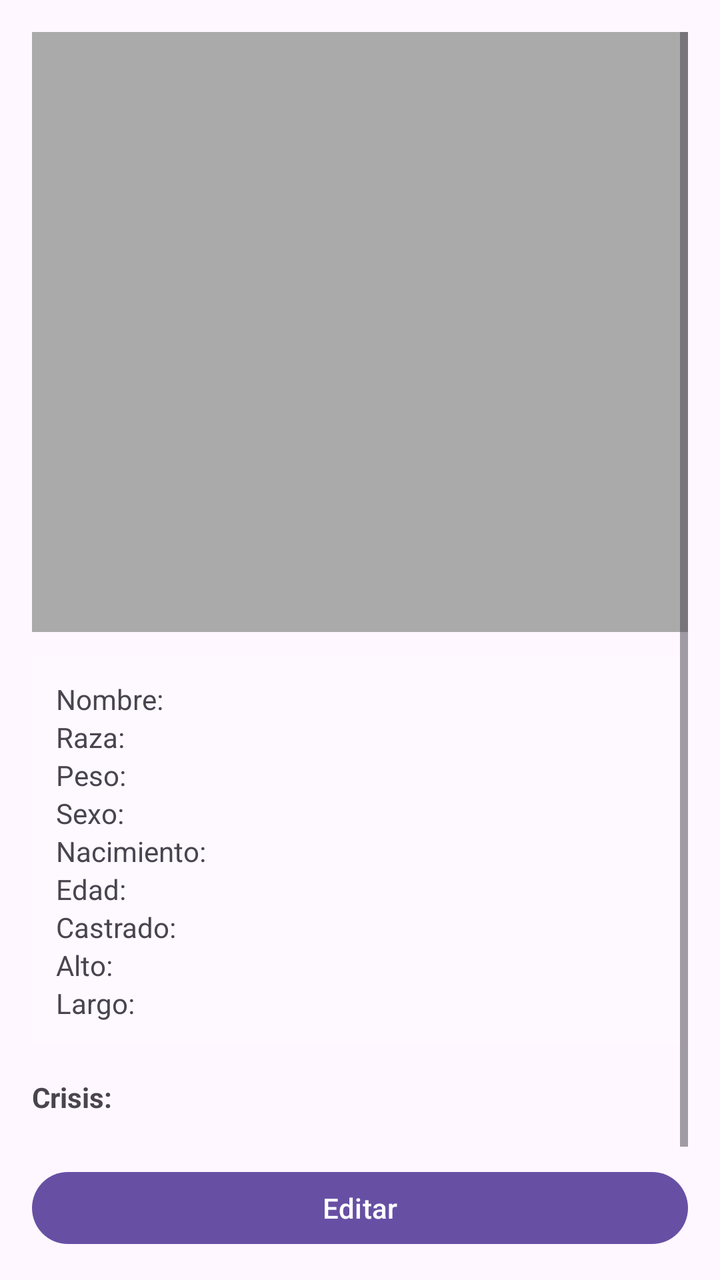
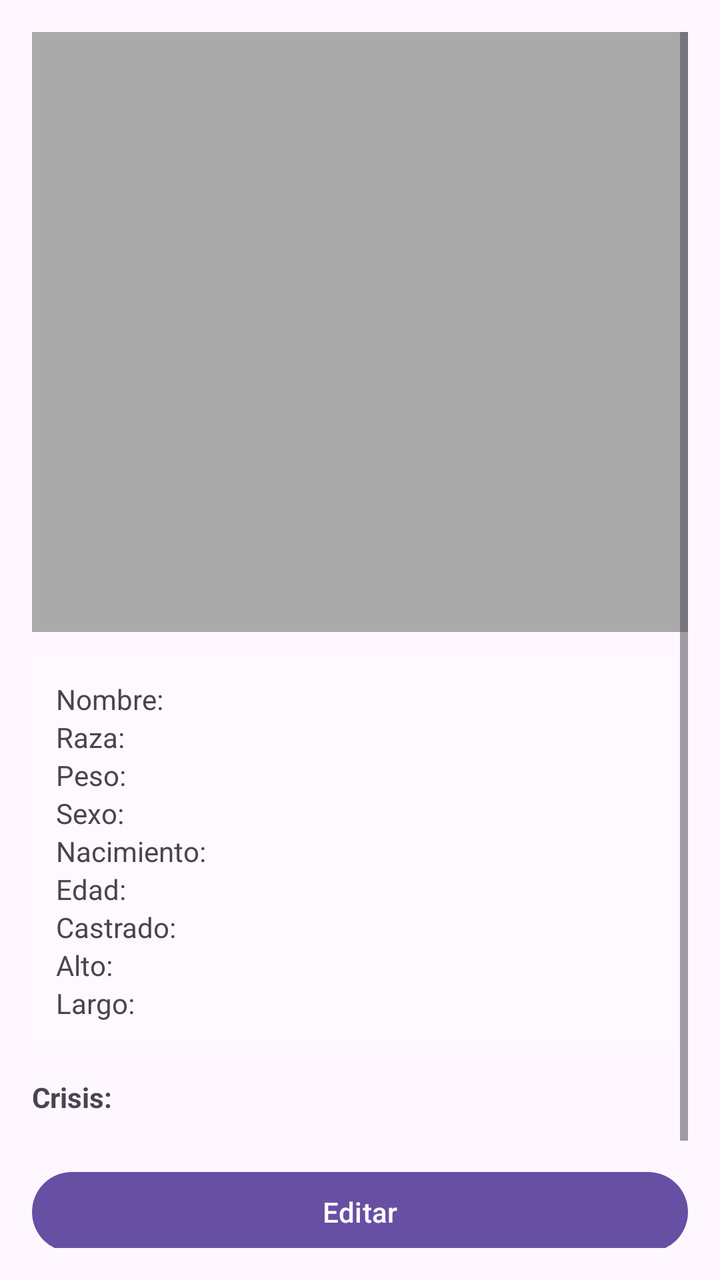

The first picture is an Android layout as it rendered before a commit; the second is the same layout after the commit. The layout source and the unified diff follow.
<!-- AndroidManifest.xml: application theme Theme.Loveito -->
<!-- res/layout/fragment_pet_form.xml -->
<?xml version="1.0" encoding="utf-8"?>
<ScrollView xmlns:android="http://schemas.android.com/apk/res/android"
    android:layout_width="match_parent"
    android:layout_height="match_parent"
    android:padding="16dp"
    android:fitsSystemWindows="true">

    <LinearLayout
        android:layout_width="match_parent"
        android:layout_height="wrap_content"
        android:orientation="vertical">

        
        <ImageView
            android:id="@+id/ivPreview"
            android:layout_width="match_parent"
            android:layout_height="wrap_content"
            android:adjustViewBounds="true"
            android:scaleType="fitCenter"
            android:maxHeight="300dp"
            android:src="@android:color/darker_gray" />

        
        <LinearLayout
            android:id="@+id/groupView"
            android:layout_width="match_parent"
            android:layout_height="wrap_content"
            android:orientation="vertical">

            
            <LinearLayout
                android:id="@+id/cardSummary"
                android:layout_width="match_parent"
                android:layout_height="wrap_content"
                android:orientation="vertical"
                android:padding="12dp"
                android:background="#1FFFFFFF"
                android:layout_marginTop="12dp">

                <TextView android:id="@+id/tvSName" android:layout_width="match_parent" android:layout_height="wrap_content" android:text="Nombre:"/>
                <TextView android:id="@+id/tvSBreed" android:layout_width="match_parent" android:layout_height="wrap_content" android:text="Raza:"/>
                <TextView android:id="@+id/tvSWeight" android:layout_width="match_parent" android:layout_height="wrap_content" android:text="Peso:"/>
                <TextView android:id="@+id/tvSSex" android:layout_width="match_parent" android:layout_height="wrap_content" android:text="Sexo:"/>
                <TextView android:id="@+id/tvSBirth" android:layout_width="match_parent" android:layout_height="wrap_content" android:text="Nacimiento:"/>
                <TextView android:id="@+id/tvSAge" android:layout_width="match_parent" android:layout_height="wrap_content" android:text="Edad:"/>
                <TextView android:id="@+id/tvSNeutered" android:layout_width="match_parent" android:layout_height="wrap_content" android:text="Castrado:"/>
                <TextView android:id="@+id/tvSHeight" android:layout_width="match_parent" android:layout_height="wrap_content" android:text="Alto:"/>
                <TextView android:id="@+id/tvSLength" android:layout_width="match_parent" android:layout_height="wrap_content" android:text="Largo:"/>
            </LinearLayout>

            <TextView
                android:layout_width="wrap_content"
                android:layout_height="wrap_content"
                android:text="Crisis:"
                android:textStyle="bold"
                android:layout_marginTop="16dp" />

            
            <LinearLayout
                android:id="@+id/containerCrises"
                android:layout_width="match_parent"
                android:layout_height="wrap_content"
                android:orientation="vertical"
                android:layout_marginTop="8dp" />

            <Button
                android:id="@+id/btnStartEdit"
                android:layout_width="match_parent"
                android:layout_height="44dp"
                android:text="Editar"
                android:layout_marginTop="16dp" />
            <Button
                android:id="@+id/btnDeletePet"
                android:layout_width="match_parent"
                android:layout_height="wrap_content"
                android:text="Eliminar"
                android:layout_marginTop="24dp"
                android:backgroundTint="#D32F2F"
                android:textColor="@android:color/white" />
        </LinearLayout>

        
        <LinearLayout
            android:id="@+id/groupEdit"
            android:layout_width="match_parent"
            android:layout_height="wrap_content"
            android:orientation="vertical"
            android:visibility="gone">

            <TextView
                android:layout_width="wrap_content"
                android:layout_height="wrap_content"
                android:text="Foto de perfil"
                android:textStyle="bold"
                android:layout_marginTop="12dp"/>
            <Button
                android:id="@+id/btnPickImage"
                android:layout_width="match_parent"
                android:layout_height="wrap_content"
                android:text="Elegir foto" />

            <TextView
                android:layout_width="wrap_content"
                android:layout_height="wrap_content"
                android:text="Nombre"
                android:layout_marginTop="12dp"/>
            <EditText
                android:id="@+id/etPetName"
                android:layout_width="match_parent"
                android:layout_height="wrap_content"
                android:hint="Ej: Lobito" />

            <TextView
                android:layout_width="wrap_content"
                android:layout_height="wrap_content"
                android:text="Raza"
                android:layout_marginTop="8dp"/>
            <EditText
                android:id="@+id/etPetBreed"
                android:layout_width="match_parent"
                android:layout_height="wrap_content"
                android:hint="Ej: Mestizo" />

            <TextView
                android:layout_width="wrap_content"
                android:layout_height="wrap_content"
                android:text="Peso (kg)"
                android:layout_marginTop="8dp"/>
            <EditText
                android:id="@+id/etPetWeight"
                android:layout_width="match_parent"
                android:layout_height="wrap_content"
                android:hint="Ej: 23.5"
                android:inputType="numberDecimal" />

            <TextView
                android:layout_width="wrap_content"
                android:layout_height="wrap_content"
                android:text="Sexo"
                android:layout_marginTop="8dp"/>
            <Spinner
                android:id="@+id/spSex"
                android:layout_width="match_parent"
                android:layout_height="wrap_content" />

            <TextView
                android:layout_width="wrap_content"
                android:layout_height="wrap_content"
                android:text="Fecha de nacimiento"
                android:layout_marginTop="8dp"/>
            <LinearLayout
                android:layout_width="match_parent"
                android:layout_height="wrap_content"
                android:orientation="horizontal">

                <Button
                    android:id="@+id/btnPickBirth"
                    android:layout_width="wrap_content"
                    android:layout_height="wrap_content"
                    android:text="Elegir" />

                <TextView
                    android:id="@+id/tvBirthDate"
                    android:layout_width="wrap_content"
                    android:layout_height="wrap_content"
                    android:text="No definida"
                    android:layout_marginStart="12dp"
                    android:layout_gravity="center_vertical"/>
            </LinearLayout>

            <CheckBox
                android:id="@+id/cbNeutered"
                android:layout_width="match_parent"
                android:layout_height="wrap_content"
                android:text="Castrado/a"
                android:layout_marginTop="8dp" />

            <TextView
                android:layout_width="wrap_content"
                android:layout_height="wrap_content"
                android:text="Alto (cm)"
                android:layout_marginTop="8dp"/>
            <EditText
                android:id="@+id/etHeightCm"
                android:layout_width="match_parent"
                android:layout_height="wrap_content"
                android:hint="Ej: 55"
                android:inputType="numberDecimal" />

            <TextView
                android:layout_width="wrap_content"
                android:layout_height="wrap_content"
                android:text="Largo (cm)"
                android:layout_marginTop="8dp"/>
            <EditText
                android:id="@+id/etLengthCm"
                android:layout_width="match_parent"
                android:layout_height="wrap_content"
                android:hint="Ej: 75"
                android:inputType="numberDecimal" />

            <LinearLayout
                android:layout_width="match_parent"
                android:layout_height="wrap_content"
                android:orientation="horizontal"
                android:layout_marginTop="12dp">

                <Button
                    android:id="@+id/btnSavePet"
                    android:layout_width="0dp"
                    android:layout_height="wrap_content"
                    android:layout_weight="1"
                    android:text="Guardar" />

                <Space
                    android:layout_width="8dp"
                    android:layout_height="wrap_content" />

                <Button
                    android:id="@+id/btnCancelEdit"
                    android:layout_width="0dp"
                    android:layout_height="wrap_content"
                    android:layout_weight="1"
                    android:text="Cancelar" />
            </LinearLayout>

            <Button
                android:id="@+id/btnDeletePet"
                android:layout_width="match_parent"
                android:layout_height="wrap_content"
                android:text="Eliminar Mascota"
                android:layout_marginTop="8dp"
                android:backgroundTint="#D32F2F"
                android:textColor="@android:color/white" />
        </LinearLayout>

    </LinearLayout>
</ScrollView>
<!-- resources referenced by this layout -->
<resources>
  <style name="Theme.Loveito" parent="Theme.Material3.DayNight.NoActionBar" />
</resources>

<!-- the commit's change to res/layout/fragment_pet_form.xml (unified diff, before → after) -->
@@ -18,7 +18,8 @@
             android:adjustViewBounds="true"
             android:scaleType="fitCenter"
             android:maxHeight="300dp"
-            android:src="@android:color/darker_gray" />
+            android:src="@android:color/darker_gray"
+            android:contentDescription="@string/pet_photo_desc" />
 
         
         <LinearLayout
@@ -37,21 +38,21 @@
                 android:background="#1FFFFFFF"
                 android:layout_marginTop="12dp">
 
-                <TextView android:id="@+id/tvSName" android:layout_width="match_parent" android:layout_height="wrap_content" android:text="Nombre:"/>
-                <TextView android:id="@+id/tvSBreed" android:layout_width="match_parent" android:layout_height="wrap_content" android:text="Raza:"/>
-                <TextView android:id="@+id/tvSWeight" android:layout_width="match_parent" android:layout_height="wrap_content" android:text="Peso:"/>
-                <TextView android:id="@+id/tvSSex" android:layout_width="match_parent" android:layout_height="wrap_content" android:text="Sexo:"/>
-                <TextView android:id="@+id/tvSBirth" android:layout_width="match_parent" android:layout_height="wrap_content" android:text="Nacimiento:"/>
-                <TextView android:id="@+id/tvSAge" android:layout_width="match_parent" android:layout_height="wrap_content" android:text="Edad:"/>
-                <TextView android:id="@+id/tvSNeutered" android:layout_width="match_parent" android:layout_height="wrap_content" android:text="Castrado:"/>
-                <TextView android:id="@+id/tvSHeight" android:layout_width="match_parent" android:layout_height="wrap_content" android:text="Alto:"/>
-                <TextView android:id="@+id/tvSLength" android:layout_width="match_parent" android:layout_height="wrap_content" android:text="Largo:"/>
+                <TextView android:id="@+id/tvSName" android:layout_width="match_parent" android:layout_height="wrap_content" android:text="@string/pet_label_name"/>
+                <TextView android:id="@+id/tvSBreed" android:layout_width="match_parent" android:layout_height="wrap_content" android:text="@string/pet_label_breed"/>
+                <TextView android:id="@+id/tvSWeight" android:layout_width="match_parent" android:layout_height="wrap_content" android:text="@string/pet_label_weight"/>
+                <TextView android:id="@+id/tvSSex" android:layout_width="match_parent" android:layout_height="wrap_content" android:text="@string/pet_label_sex"/>
+                <TextView android:id="@+id/tvSBirth" android:layout_width="match_parent" android:layout_height="wrap_content" android:text="@string/pet_label_birth"/>
+                <TextView android:id="@+id/tvSAge" android:layout_width="match_parent" android:layout_height="wrap_content" android:text="@string/pet_label_age"/>
+                <TextView android:id="@+id/tvSNeutered" android:layout_width="match_parent" android:layout_height="wrap_content" android:text="@string/pet_label_neutered"/>
+                <TextView android:id="@+id/tvSHeight" android:layout_width="match_parent" android:layout_height="wrap_content" android:text="@string/pet_label_height"/>
+                <TextView android:id="@+id/tvSLength" android:layout_width="match_parent" android:layout_height="wrap_content" android:text="@string/pet_label_length"/>
             </LinearLayout>
 
             <TextView
                 android:layout_width="wrap_content"
                 android:layout_height="wrap_content"
-                android:text="Crisis:"
+                android:text="@string/pet_label_crisis"
                 android:textStyle="bold"
                 android:layout_marginTop="16dp" />
 
@@ -66,14 +67,14 @@
             <Button
                 android:id="@+id/btnStartEdit"
                 android:layout_width="match_parent"
-                android:layout_height="44dp"
-                android:text="Editar"
+                android:layout_height="48dp"
+                android:text="@string/pet_btn_edit"
                 android:layout_marginTop="16dp" />
             <Button
                 android:id="@+id/btnDeletePet"
                 android:layout_width="match_parent"
-                android:layout_height="wrap_content"
-                android:text="Eliminar"
+                android:layout_height="48dp"
+                android:text="@string/pet_btn_delete"
                 android:layout_marginTop="24dp"
                 android:backgroundTint="#D32F2F"
                 android:textColor="@android:color/white" />
@@ -90,53 +91,58 @@
             <TextView
                 android:layout_width="wrap_content"
                 android:layout_height="wrap_content"
-                android:text="Foto de perfil"
+                android:text="@string/pet_label_profile_photo"
                 android:textStyle="bold"
                 android:layout_marginTop="12dp"/>
             <Button
                 android:id="@+id/btnPickImage"
                 android:layout_width="match_parent"
-                android:layout_height="wrap_content"
-                android:text="Elegir foto" />
-
-            <TextView
-                android:layout_width="wrap_content"
-                android:layout_height="wrap_content"
-                android:text="Nombre"
+                android:layout_height="48dp"
+                android:text="@string/pet_btn_pick_image" />
+
+            <TextView
+                android:layout_width="wrap_content"
+                android:layout_height="wrap_content"
+                android:text="@string/pet_label_name"
                 android:layout_marginTop="12dp"/>
             <EditText
                 android:id="@+id/etPetName"
                 android:layout_width="match_parent"
                 android:layout_height="wrap_content"
-                android:hint="Ej: Lobito" />
-
-            <TextView
-                android:layout_width="wrap_content"
-                android:layout_height="wrap_content"
-                android:text="Raza"
+                android:hint="@string/pet_hint_name"
+                android:inputType="textPersonName"
+                android:autofillHints="name" />
+
+            <TextView
+                android:layout_width="wrap_content"
+                android:layout_height="wrap_content"
+                android:text="@string/pet_label_breed"
                 android:layout_marginTop="8dp"/>
             <EditText
                 android:id="@+id/etPetBreed"
                 android:layout_width="match_parent"
                 android:layout_height="wrap_content"
-                android:hint="Ej: Mestizo" />
-
-            <TextView
-                android:layout_width="wrap_content"
-                android:layout_height="wrap_content"
-                android:text="Peso (kg)"
+                android:hint="@string/pet_hint_breed"
+                android:inputType="text"
+                android:autofillHints="text" />
+
+            <TextView
+                android:layout_width="wrap_content"
+                android:layout_height="wrap_content"
+                android:text="@string/pet_label_weight"
                 android:layout_marginTop="8dp"/>
             <EditText
                 android:id="@+id/etPetWeight"
                 android:layout_width="match_parent"
                 android:layout_height="wrap_content"
-                android:hint="Ej: 23.5"
-                android:inputType="numberDecimal" />
-
-            <TextView
-                android:layout_width="wrap_content"
-                android:layout_height="wrap_content"
-                android:text="Sexo"
+                android:hint="@string/pet_hint_weight"
+                android:inputType="numberDecimal"
+                android:autofillHints="weight" />
+
+            <TextView
+                android:layout_width="wrap_content"
+                android:layout_height="wrap_content"
+                android:text="@string/pet_label_sex_short"
                 android:layout_marginTop="8dp"/>
             <Spinner
                 android:id="@+id/spSex"
@@ -146,7 +152,7 @@
             <TextView
                 android:layout_width="wrap_content"
                 android:layout_height="wrap_content"
-                android:text="Fecha de nacimiento"
+                android:text="@string/pet_label_birth_date"
                 android:layout_marginTop="8dp"/>
             <LinearLayout
                 android:layout_width="match_parent"
@@ -156,14 +162,14 @@
                 <Button
                     android:id="@+id/btnPickBirth"
                     android:layout_width="wrap_content"
-                    android:layout_height="wrap_content"
-                    android:text="Elegir" />
+                    android:layout_height="48dp"
+                    android:text="@string/pet_btn_pick_birth" />
 
                 <TextView
                     android:id="@+id/tvBirthDate"
                     android:layout_width="wrap_content"
                     android:layout_height="wrap_content"
-                    android:text="No definida"
+                    android:text="@string/pet_label_not_defined"
                     android:layout_marginStart="12dp"
                     android:layout_gravity="center_vertical"/>
             </LinearLayout>
@@ -172,32 +178,34 @@
                 android:id="@+id/cbNeutered"
                 android:layout_width="match_parent"
                 android:layout_height="wrap_content"
-                android:text="Castrado/a"
+                android:text="@string/pet_label_neutered_checkbox"
                 android:layout_marginTop="8dp" />
 
             <TextView
                 android:layout_width="wrap_content"
                 android:layout_height="wrap_content"
-                android:text="Alto (cm)"
+                android:text="@string/pet_label_height_cm"
                 android:layout_marginTop="8dp"/>
             <EditText
                 android:id="@+id/etHeightCm"
                 android:layout_width="match_parent"
                 android:layout_height="wrap_content"
-                android:hint="Ej: 55"
-                android:inputType="numberDecimal" />
-
-            <TextView
-                android:layout_width="wrap_content"
-                android:layout_height="wrap_content"
-                android:text="Largo (cm)"
+                android:hint="@string/pet_hint_height"
+                android:inputType="numberDecimal"
+                android:autofillHints="height" />
+
+            <TextView
+                android:layout_width="wrap_content"
+                android:layout_height="wrap_content"
+                android:text="@string/pet_label_length_cm"
                 android:layout_marginTop="8dp"/>
             <EditText
                 android:id="@+id/etLengthCm"
                 android:layout_width="match_parent"
                 android:layout_height="wrap_content"
-                android:hint="Ej: 75"
-                android:inputType="numberDecimal" />
+                android:hint="@string/pet_hint_length"
+                android:inputType="numberDecimal"
+                android:autofillHints="length" />
 
             <LinearLayout
                 android:layout_width="match_parent"
@@ -208,9 +216,9 @@
                 <Button
                     android:id="@+id/btnSavePet"
                     android:layout_width="0dp"
-                    android:layout_height="wrap_content"
+                    android:layout_height="48dp"
                     android:layout_weight="1"
-                    android:text="Guardar" />
+                    android:text="@string/pet_btn_save" />
 
                 <Space
                     android:layout_width="8dp"
@@ -219,16 +227,16 @@
                 <Button
                     android:id="@+id/btnCancelEdit"
                     android:layout_width="0dp"
-                    android:layout_height="wrap_content"
+                    android:layout_height="48dp"
                     android:layout_weight="1"
-                    android:text="Cancelar" />
+                    android:text="@string/pet_btn_cancel" />
             </LinearLayout>
 
             <Button
-                android:id="@+id/btnDeletePet"
-                android:layout_width="match_parent"
-                android:layout_height="wrap_content"
-                android:text="Eliminar Mascota"
+                android:id="@+id/btnDeletePetEdit"
+                android:layout_width="match_parent"
+                android:layout_height="48dp"
+                android:text="@string/pet_btn_delete_pet"
                 android:layout_marginTop="8dp"
                 android:backgroundTint="#D32F2F"
                 android:textColor="@android:color/white" />
<!-- resource entries referenced after the edit -->
@@ -1,5 +1,35 @@
 <!-- resources referenced by this layout -->
 <resources>
+  <string name="pet_btn_cancel">Cancelar</string>
+  <string name="pet_btn_delete">Eliminar</string>
+  <string name="pet_btn_delete_pet">Eliminar Mascota</string>
+  <string name="pet_btn_edit">Editar</string>
+  <string name="pet_btn_pick_birth">Elegir</string>
+  <string name="pet_btn_pick_image">Elegir foto</string>
+  <string name="pet_btn_save">Guardar</string>
+  <string name="pet_hint_breed">Ej: Mestizo</string>
+  <string name="pet_hint_height">Ej: 55</string>
+  <string name="pet_hint_length">Ej: 75</string>
+  <string name="pet_hint_name">Ej: Lobito</string>
+  <string name="pet_hint_weight">Ej: 23.5</string>
+  <string name="pet_label_age">Edad:</string>
+  <string name="pet_label_birth">Nacimiento:</string>
+  <string name="pet_label_birth_date">Fecha de nacimiento</string>
+  <string name="pet_label_breed">Raza:</string>
+  <string name="pet_label_crisis">Crisis:</string>
+  <string name="pet_label_height">Alto:</string>
+  <string name="pet_label_height_cm">Alto (cm)</string>
+  <string name="pet_label_length">Largo:</string>
+  <string name="pet_label_length_cm">Largo (cm)</string>
+  <string name="pet_label_name">Nombre:</string>
+  <string name="pet_label_neutered">Castrado:</string>
+  <string name="pet_label_neutered_checkbox">Castrado/a</string>
+  <string name="pet_label_not_defined">No definida</string>
+  <string name="pet_label_profile_photo">Foto de perfil</string>
+  <string name="pet_label_sex">Sexo:</string>
+  <string name="pet_label_sex_short">Sexo</string>
+  <string name="pet_label_weight">Peso:</string>
+  <string name="pet_photo_desc">Foto mascota</string>
   <style name="Theme.Loveito" parent="Theme.Material3.DayNight.NoActionBar" />
 </resources>
 
